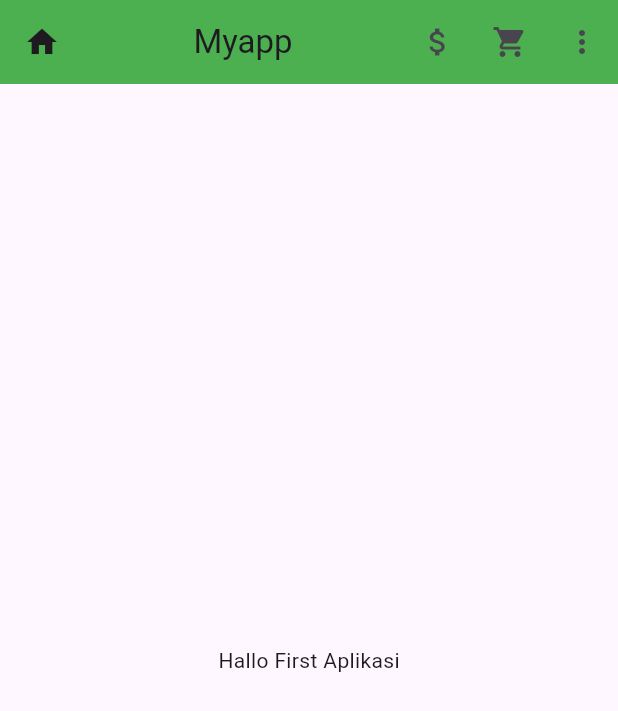
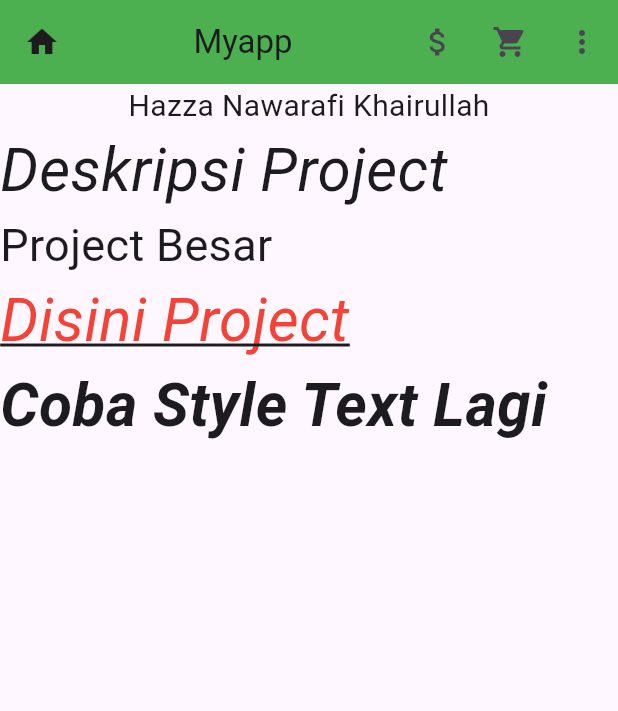
Before and after one commit to Hazzanawarafik/belajar_flutter, a Flutter app: the screen it shows after launch, on a phone screen of 412 x 824 dp. Shown: the top 711 px of the screen. Run offline on Flutter 3.47's test engine with Material 3 defaults, Android fonts, the phone set to English and light mode, and no system bars.

Commit message:
Tutorial Flutter - Text Widget

```diff
--- a/lib/main.dart
+++ b/lib/main.dart
@@ -31,8 +31,41 @@ class _MyAppState extends State<MyApp> {
             })
           ],
         ),
-        body: Center(
-          child: Text('Hallo First Aplikasi'),
+        body: ListView(
+          children: <Widget>[
+            Center(
+                child: Text(
+              'Hazza Nawarafi Khairullah',
+              style: TextStyle(fontSize: 20),
+            )),
+            Text(
+              'Deskripsi Project',
+              style: TextStyle(fontStyle: FontStyle.italic, fontSize: 40),
+            ),
+            Text(
+              'Project Besar',
+              style: TextStyle(
+                fontStyle: FontStyle.normal,
+                fontSize: 30,
+              ),
+            ),
+            Text(
+              'Disini Project',
+              style: TextStyle(
+                fontStyle: FontStyle.italic,
+                fontSize: 40,
+                decoration: TextDecoration.underline,
+                color: Colors.red,
+              ),
+            ),
+            Text(
+              'Coba Style Text Lagi',
+              style: TextStyle(
+                  fontWeight: FontWeight.bold,
+                  fontStyle: FontStyle.italic,
+                  fontSize: 40),
+            ),
+          ],
         ),
       ),
     );
```
Also changed, not shown: 2 other files.
